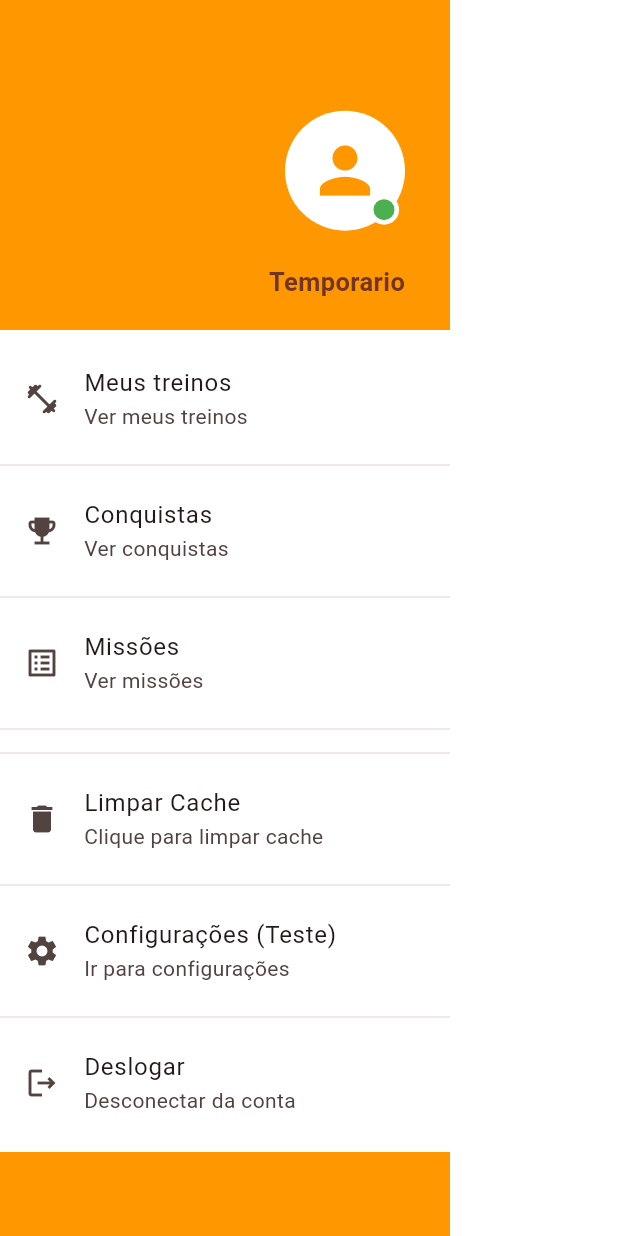
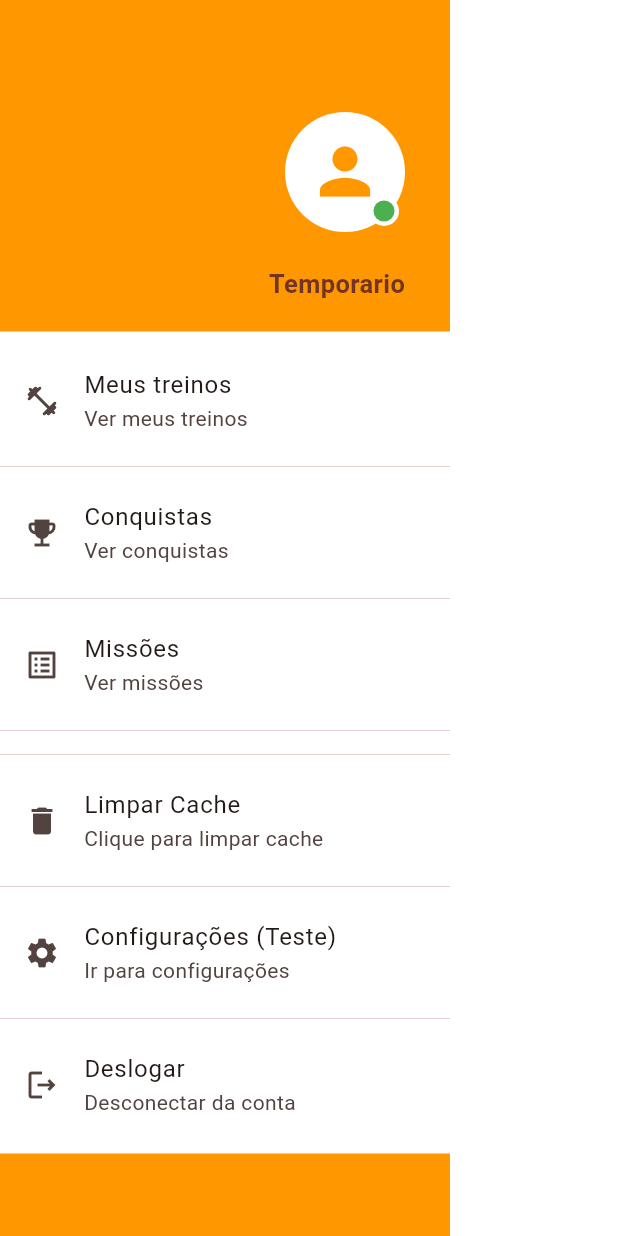
Before and after one commit to GustavoPaterno/projeto-academia, a Flutter app: the BaseAppDrawer widget shown alone on an empty page, opened directly, on a phone screen of 412 x 824 dp. Run offline on Flutter 3.47's test engine with Material 3 defaults, Android fonts, the light colour scheme and no system bars; our stand-ins replace flutter_riverpod, go_router; missing offline and left inert: flutter_data.

Commit message:
versão inicial2

```diff
--- a/lib/widgets/base/base_drawer.dart
+++ b/lib/widgets/base/base_drawer.dart
@@ -17,7 +17,7 @@ class BaseAppDrawer extends ConsumerWidget {
           // Cabeçalho
           Container(
             width: double.infinity,
-            height: 220,
+            height: 221,
             decoration: BoxDecoration(
               color: Theme.of(context).colorScheme.primaryContainer,
             ),
```
